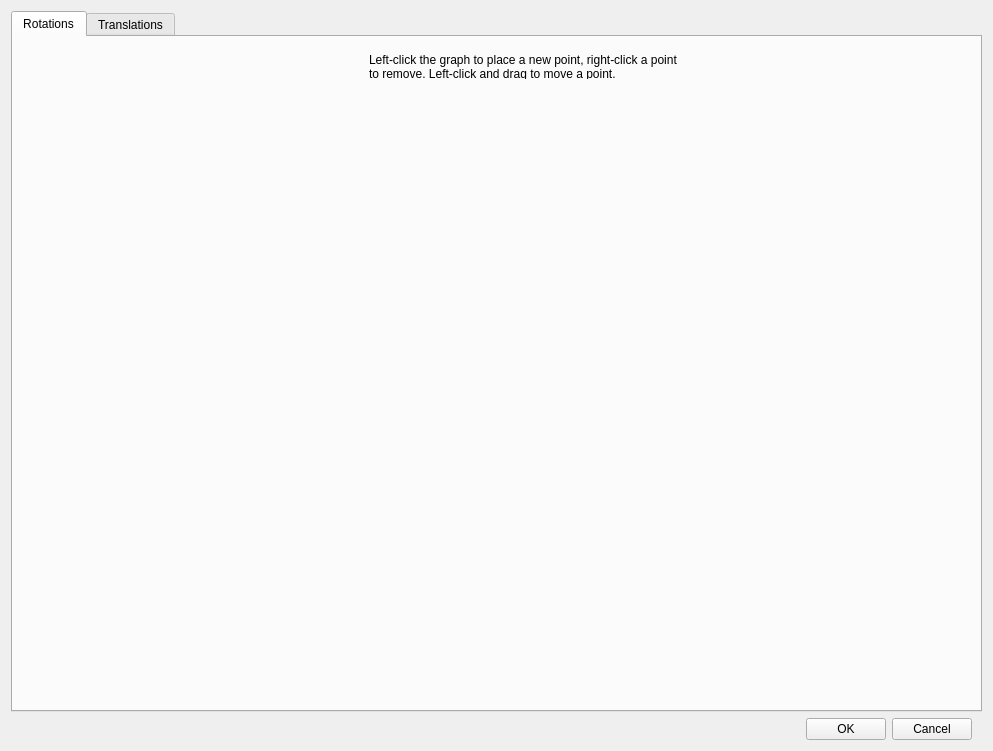
The window that FaceTrackNoIR/FTNoIR_Curves.ui (aavendan/facetracknoir) describes before a commit, drawn with Qt 5.
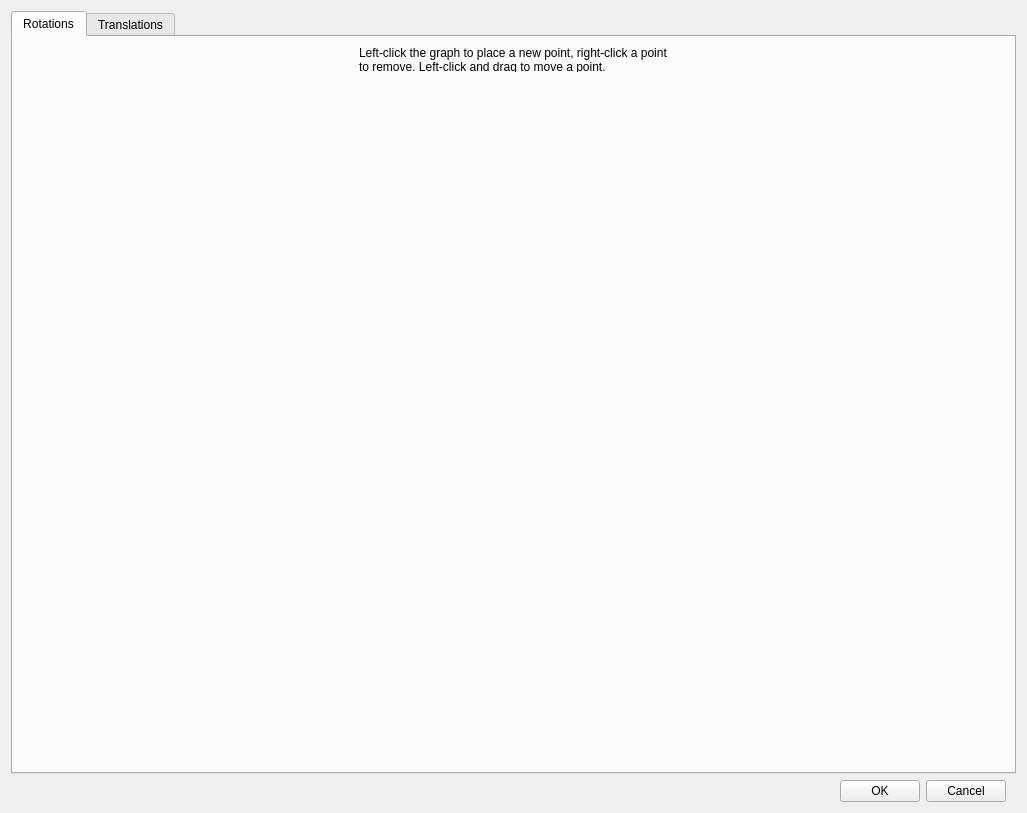
The same window after the commit. Icons and pictures are not drawn. Custom widgets are drawn as their Qt base class.

What changed in the file:
```diff
--- a/FaceTrackNoIR/FTNoIR_Curves.ui
+++ b/FaceTrackNoIR/FTNoIR_Curves.ui
@@ -6,8 +6,8 @@
    <rect>
     <x>0</x>
     <y>0</y>
-    <width>993</width>
-    <height>751</height>
+    <width>1027</width>
+    <height>813</height>
    </rect>
   </property>
   <property name="sizePolicy">
@@ -119,7 +119,7 @@
            <x>10</x>
            <y>10</y>
            <width>956</width>
-           <height>656</height>
+           <height>677</height>
           </rect>
          </property>
          <layout class="QGridLayout" name="gridLayout">
@@ -134,13 +134,13 @@
             <property name="minimumSize">
              <size>
               <width>314</width>
-              <height>384</height>
+              <height>235</height>
              </size>
             </property>
             <property name="maximumSize">
              <size>
               <width>314</width>
-              <height>384</height>
+              <height>235</height>
              </size>
             </property>
             <property name="maxOutputEGU" stdset="0">
@@ -185,13 +185,13 @@
             <property name="minimumSize">
              <size>
               <width>264</width>
-              <height>384</height>
+              <height>235</height>
              </size>
             </property>
             <property name="maximumSize">
              <size>
               <width>264</width>
-              <height>384</height>
+              <height>235</height>
              </size>
             </property>
             <property name="pixPerEGU_Input" stdset="0">
@@ -233,13 +233,13 @@
             <property name="minimumSize">
              <size>
               <width>314</width>
-              <height>384</height>
+              <height>235</height>
              </size>
             </property>
             <property name="maximumSize">
              <size>
               <width>314</width>
-              <height>384</height>
+              <height>235</height>
              </size>
             </property>
             <property name="pixPerEGU_Input" stdset="0">
@@ -281,13 +281,13 @@
             <property name="minimumSize">
              <size>
               <width>314</width>
-              <height>204</height>
+              <height>235</height>
              </size>
             </property>
             <property name="maximumSize">
              <size>
               <width>314</width>
-              <height>204</height>
+              <height>235</height>
              </size>
             </property>
             <property name="maxOutputEGU" stdset="0">
@@ -350,6 +350,19 @@
             </property>
            </widget>
           </item>
+          <item row="1" column="3">
+           <spacer name="verticalSpacer_2">
+            <property name="orientation">
+             <enum>Qt::Vertical</enum>
+            </property>
+            <property name="sizeHint" stdset="0">
+             <size>
+              <width>20</width>
+              <height>40</height>
+             </size>
+            </property>
+           </spacer>
+          </item>
          </layout>
         </widget>
        </widget>
```
Left out of the diff: 39 changed lines with no effect on the pictures.
